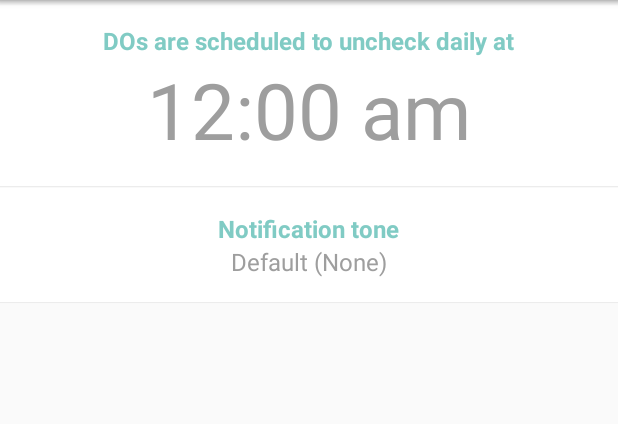
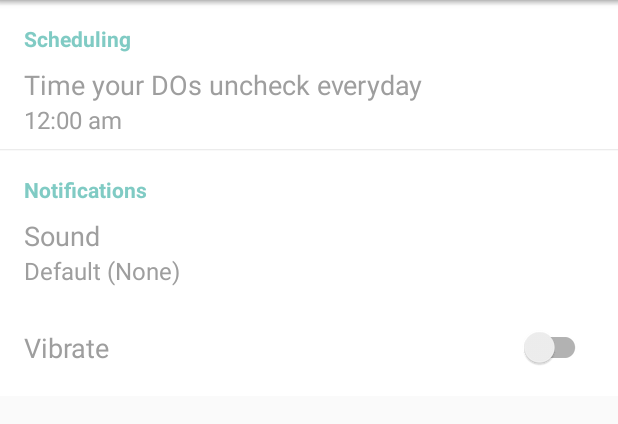
Before and after one commit to iniquitousone/dailydo, an Android app: the fragment SettingsFragment shown on its own in the app's theme, on a phone screen of 412 x 824 dp, the part 84-508 px from its top. Run offline under Robolectric (Android 15) with nearby library versions, the phone set to English and light mode, and no system bars.

Commit message:
Add vibrate toggle and change UI style of settings tab

```diff
--- a/app/src/main/java/com/finaldrive/dailydo/SettingsFragment.java
+++ b/app/src/main/java/com/finaldrive/dailydo/SettingsFragment.java
@@ -10,6 +10,7 @@ import android.net.Uri;
 import android.os.Bundle;
 import android.provider.Settings;
 import android.support.v4.app.Fragment;
+import android.support.v7.widget.SwitchCompat;
 import android.util.Log;
 import android.view.LayoutInflater;
 import android.view.View;
@@ -30,6 +31,7 @@ public class SettingsFragment extends Fragment {
     private static final String CLASS_NAME = "SettingsFragment";
     private static final int REQUEST_CODE_TONE_PICKER = 1;
     private TextView notificationToneTextView;
+    private SwitchCompat notificationVibrateSwitch;
 
     public SettingsFragment() {
         // Required empty public constructor
@@ -44,8 +46,10 @@ public class SettingsFragment extends Fragment {
     public View onCreateView(LayoutInflater inflater, ViewGroup container,
                              Bundle savedInstanceState) {
         final SharedPreferences sharedPreferences = this.getActivity().getSharedPreferences(getString(R.string.pref_daily_do), Context.MODE_PRIVATE);
+        final SharedPreferences.Editor editor = sharedPreferences.edit();
         final int hourOfReset = sharedPreferences.getInt(getString(R.string.pref_daily_reset_hour), 0);
         final int minuteOfReset = sharedPreferences.getInt(getString(R.string.pref_daily_reset_minute), 0);
+        final boolean isVibrate = sharedPreferences.getBoolean(getString(R.string.pref_notification_vibrate), false);
         final View contentView = inflater.inflate(R.layout.fragment_settings, container, false);
         final TextView dailyResetTextView = (TextView) contentView.findViewById(R.id.daily_reset_text_view);
         dailyResetTextView.setText(TimeFormatHelper.format(this.getActivity(), hourOfReset, minuteOfReset));
@@ -66,7 +70,6 @@ public class SettingsFragment extends Fragment {
                             return;
                         }
                         counter++;
-                        final SharedPreferences.Editor editor = sharedPreferences.edit();
                         editor.putInt(getString(R.string.pref_daily_reset_hour), hourOfDay);
                         editor.putInt(getString(R.string.pref_daily_reset_minute), minute);
                         editor.commit();
@@ -100,6 +103,16 @@ public class SettingsFragment extends Fragment {
                 startActivityForResult(intent, REQUEST_CODE_TONE_PICKER);
             }
         });
+        notificationVibrateSwitch = (SwitchCompat) contentView.findViewById(R.id.notification_vibrate_toggle);
+        notificationVibrateSwitch.setChecked(isVibrate);
+        notificationVibrateSwitch.setOnClickListener(new View.OnClickListener() {
+            @Override
+            public void onClick(View view) {
+                notificationVibrateSwitch.toggle();
+                editor.putBoolean(getString(R.string.pref_notification_vibrate), notificationVibrateSwitch.isChecked());
+                editor.commit();
+            }
+        });
 
         return contentView;
     }
--- a/app/src/main/java/com/finaldrive/dailydo/service/NotificationService.java
+++ b/app/src/main/java/com/finaldrive/dailydo/service/NotificationService.java
@@ -71,6 +71,13 @@ public class NotificationService extends IntentService {
                 context.getString(R.string.pref_daily_do),
                 Context.MODE_PRIVATE);
         return sharedPreferences.getBoolean(context.getString(R.string.pref_notified), false);
+    }
+
+    private static boolean isVibrate(Context context) {
+        final SharedPreferences sharedPreferences = context.getSharedPreferences(
+                context.getString(R.string.pref_daily_do),
+                Context.MODE_PRIVATE);
+        return sharedPreferences.getBoolean(context.getString(R.string.pref_notification_vibrate), false);
     }
 
     public static void startNotificationCreate(Context context) {
@@ -174,7 +181,9 @@ public class NotificationService extends IntentService {
                 .setPriority(Notification.PRIORITY_HIGH)
                 .setOnlyAlertOnce(isAlertOnce)
                 .setSmallIcon(R.drawable.ic_notification)
-                .setDefaults(Notification.DEFAULT_VIBRATE | Notification.DEFAULT_LIGHTS)
+                .setDefaults(isVibrate(this)
+                        ? Notification.DEFAULT_VIBRATE | Notification.DEFAULT_LIGHTS
+                        : Notification.DEFAULT_LIGHTS)
                 .setAutoCancel(false)
                 .setColor(this.getResources().getColor(R.color.amber))
                 .setOngoing(true)
--- a/app/src/main/res/layout/fragment_settings.xml
+++ b/app/src/main/res/layout/fragment_settings.xml
@@ -12,30 +12,40 @@
         android:background="@color/white"
         android:orientation="vertical">
 
+        <TextView
+            android:layout_width="match_parent"
+            android:layout_height="wrap_content"
+            android:layout_marginTop="@dimen/activity_vertical_margin"
+            android:paddingLeft="@dimen/activity_horizontal_margin"
+            android:text="Scheduling"
+            android:textColor="@color/teal"
+            android:textSize="14sp"
+            android:textStyle="bold" />
+
         <LinearLayout
             android:id="@+id/daily_reset_button"
             android:layout_width="match_parent"
-            android:layout_height="wrap_content"
+            android:layout_height="64dp"
             android:background="?attr/selectableItemBackground"
             android:clickable="true"
-            android:gravity="center"
+            android:gravity="left|center"
             android:orientation="vertical"
-            android:padding="@dimen/activity_horizontal_margin">
+            android:paddingLeft="@dimen/activity_horizontal_margin">
 
             <TextView
                 android:layout_width="wrap_content"
                 android:layout_height="wrap_content"
-                android:text="DOs are scheduled to uncheck daily at"
-                android:textColor="@color/teal"
-                android:textSize="16sp"
-                android:textStyle="bold" />
+                android:text="Time your DOs uncheck everyday"
+                android:textColor="@color/gray"
+                android:textSize="18sp" />
 
             <TextView
                 android:id="@+id/daily_reset_text_view"
                 android:layout_width="wrap_content"
                 android:layout_height="wrap_content"
+                android:text="12:00"
                 android:textColor="@color/gray"
-                android:textSize="52sp" />
+                android:textSize="16sp" />
         </LinearLayout>
 
         <ImageView
@@ -47,30 +57,39 @@
     </LinearLayout>
 
     <LinearLayout
-        android:id="@+id/notification_tone_wrapper"
+        android:id="@+id/notification_wrapper"
         android:layout_width="match_parent"
         android:layout_height="wrap_content"
         android:layout_below="@id/daily_reset_wrapper"
         android:background="@color/white"
         android:orientation="vertical">
 
+        <TextView
+            android:layout_width="match_parent"
+            android:layout_height="wrap_content"
+            android:layout_marginTop="@dimen/activity_vertical_margin"
+            android:paddingLeft="@dimen/activity_horizontal_margin"
+            android:text="Notifications"
+            android:textColor="@color/teal"
+            android:textSize="14sp"
+            android:textStyle="bold" />
+
         <LinearLayout
             android:id="@+id/notification_tone_button"
             android:layout_width="match_parent"
-            android:layout_height="wrap_content"
+            android:layout_height="64dp"
             android:background="?attr/selectableItemBackground"
             android:clickable="true"
-            android:gravity="center"
+            android:gravity="left|center"
             android:orientation="vertical"
-            android:padding="@dimen/activity_horizontal_margin">
+            android:paddingLeft="@dimen/activity_horizontal_margin">
 
             <TextView
                 android:layout_width="wrap_content"
                 android:layout_height="wrap_content"
-                android:text="Notification tone"
-                android:textColor="@color/teal"
-                android:textSize="16sp"
-                android:textStyle="bold" />
+                android:text="Sound"
+                android:textColor="@color/gray"
+                android:textSize="18sp" />
 
             <TextView
                 android:id="@+id/notification_tone_text_view"
@@ -79,15 +98,35 @@
                 android:text="Default tone"
                 android:textColor="@color/gray"
                 android:textSize="16sp" />
-
         </LinearLayout>
 
-        <ImageView
+        <LinearLayout
             android:layout_width="match_parent"
-            android:layout_height="1dp"
-            android:alpha="0.5"
-            android:src="@drawable/drop_shadow"
-            android:visibility="visible" />
+            android:layout_height="64dp"
+            android:background="?attr/selectableItemBackground"
+            android:clickable="true"
+            android:gravity="left|center"
+            android:orientation="horizontal"
+            android:paddingLeft="@dimen/activity_horizontal_margin"
+            android:paddingRight="@dimen/activity_horizontal_margin">
+
+            <TextView
+                android:layout_width="wrap_content"
+                android:layout_height="wrap_content"
+                android:layout_weight="1"
+                android:text="Vibrate"
+                android:textColor="@color/gray"
+                android:textSize="18sp" />
+
+            <android.support.v7.widget.SwitchCompat
+                android:id="@+id/notification_vibrate_toggle"
+                android:layout_width="wrap_content"
+                android:layout_height="wrap_content"
+                android:layout_gravity="center"
+                android:checked="false"
+                android:padding="2dp" />
+        </LinearLayout>
+
     </LinearLayout>
 
     <ImageView
--- a/app/src/main/res/values/strings.xml
+++ b/app/src/main/res/values/strings.xml
@@ -27,5 +27,6 @@
     <string name="pref_daily_reset_minute">com.finaldrive.dailydo.pref.DAILY_RESET_MINUTE</string>
     <string name="pref_notified">com.finaldrive.dailydo.pref.NOTIFIED</string>
     <string name="pref_notification_tone">com.finaldrive.dailydo.pref.NOTIFICATION_TONE</string>
+    <string name="pref_notification_vibrate">com.finaldrive.dailydo.pref.NOTIFICATION_VIBRATE</string>
 
 </resources>
```
